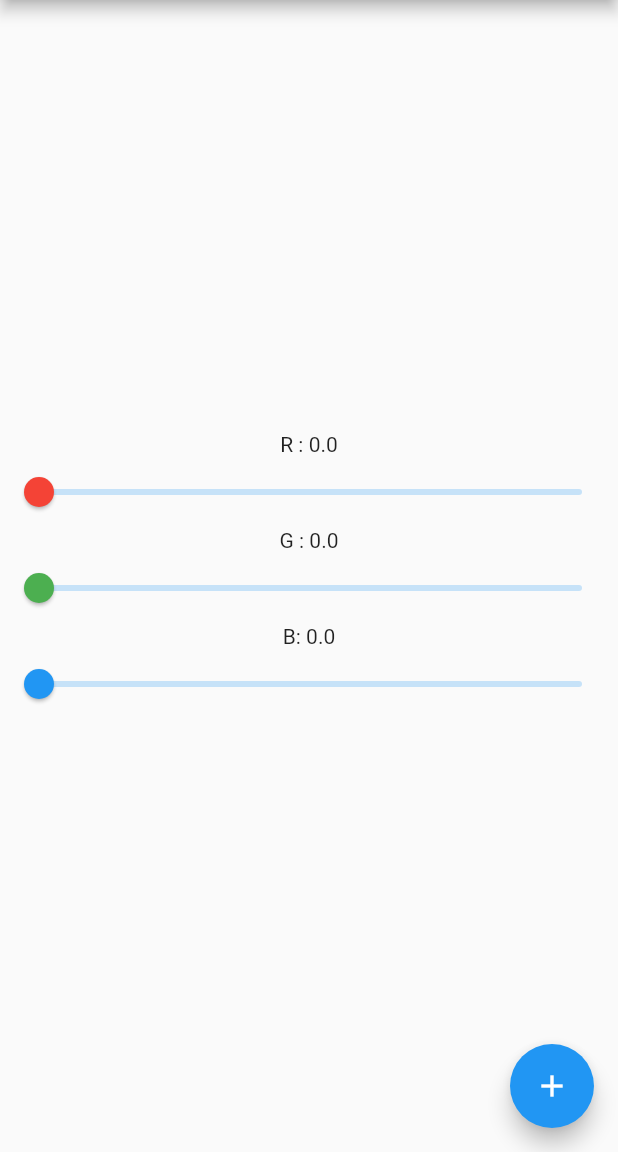
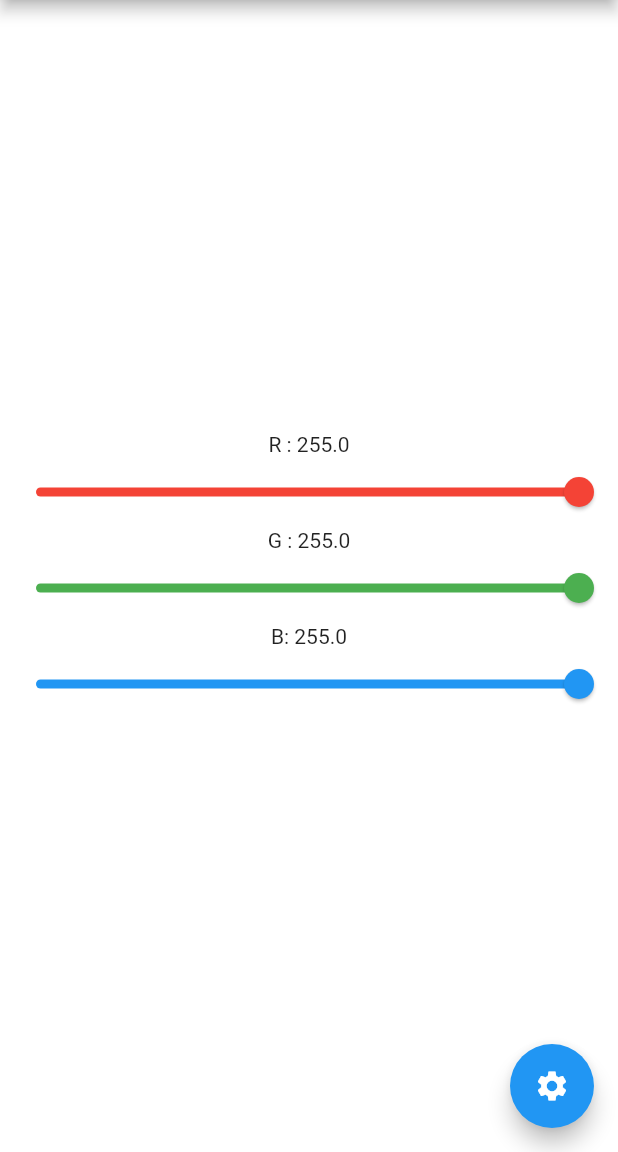
Before and after one commit to kurramkurram/ColorCode, a Flutter app: the screen it shows after launch, on a phone screen of 412 x 824 dp, the part 84-1236 px from its top. Run offline on Flutter 3.47's test engine with Material 2 defaults, Android fonts, the light colour scheme and no system bars.

Commit message:
set canvas color

```diff
--- a/lib/view/Main.dart
+++ b/lib/view/Main.dart
@@ -9,13 +9,21 @@ class Main extends StatefulWidget {
 }
 
 class _MainState extends State<Main> {
-  var _ratingR = 0.0;
-  var _ratingG = 0.0;
-  var _ratingB = 0.0;
+  var _ratingR = 255.0;
+  var _ratingG = 255.0;
+  var _ratingB = 255.0;
+
+  Scaffold _scaffold;
+  Positioned _positioned;
 
   @override
   Widget build(BuildContext context) {
-    return Scaffold(
+    return MaterialApp(
+        theme: ThemeData(
+          canvasColor: Color.fromARGB(
+              255, _ratingR.toInt(), _ratingG.toInt(), _ratingB.toInt()),
+        ),
+        home: Scaffold(
           appBar: AppBar(
             title: Text("Color Code"),
           ),
@@ -64,9 +72,9 @@ class _MainState extends State<Main> {
               Navigator.of(context).pushNamed("/setting");
             },
             tooltip: 'Increment',
-        child: Icon(Icons.add),
+            child: Icon(Icons.settings),
           ), // This trailing comma makes auto-formatting nicer for build methods.
-    );
+        ));
   }
 
   @override
```
Lines whose indentation alone changed are shown as unchanged.
